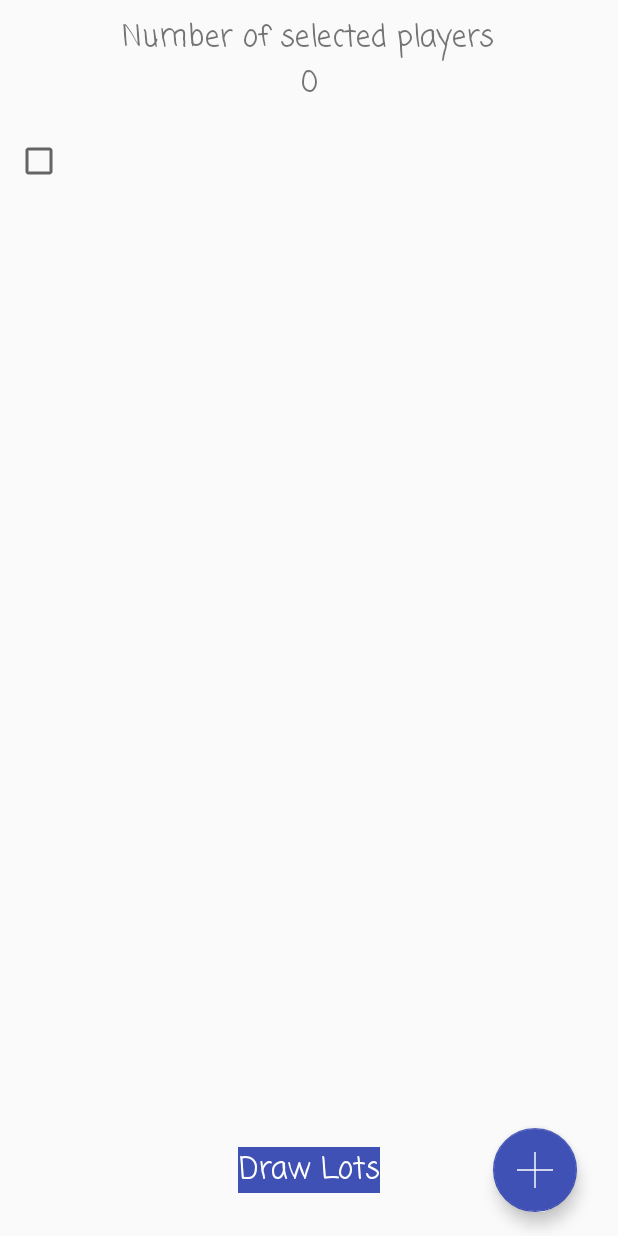
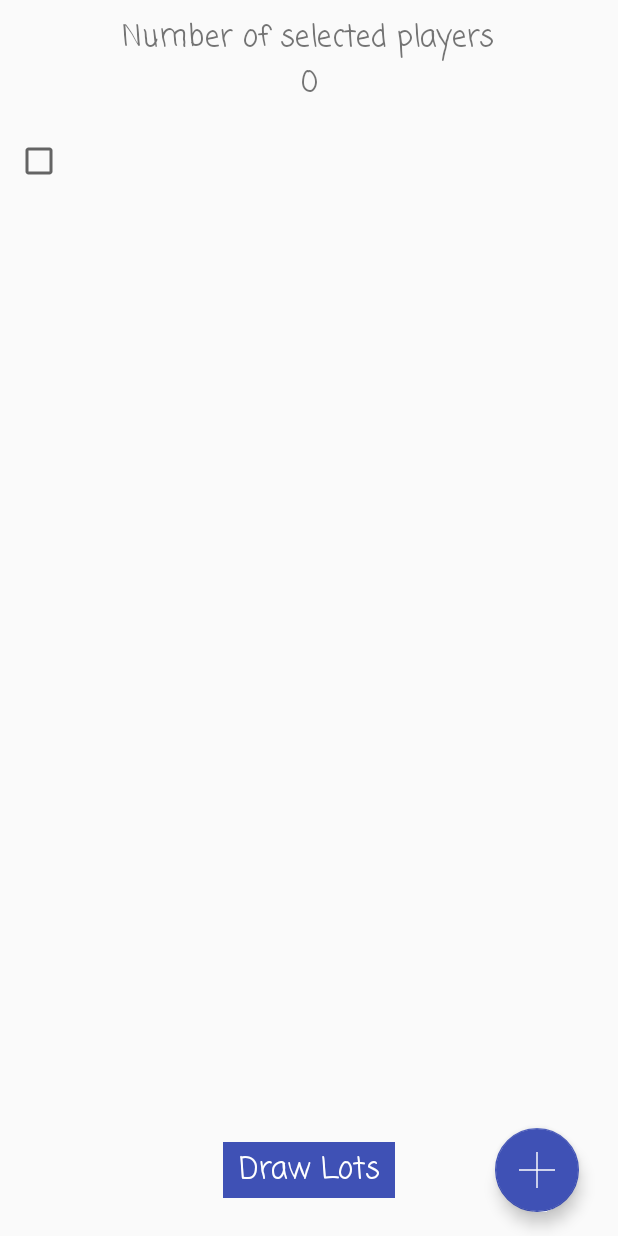
Before and after one commit to Liscare/RandomTeams, an Android app: the PlayersListFragment screen opened through its navigation route, on a phone screen of 412 x 824 dp. Run offline under Robolectric (Android 15) with nearby library versions, the phone set to English and light mode, and no system bars.

Commit message:
UI - Vertical/Horizontal padding for buttons

```diff
--- a/app/src/main/res/layout/edit_player_fragment.xml
+++ b/app/src/main/res/layout/edit_player_fragment.xml
@@ -40,6 +40,8 @@
         android:layout_height="wrap_content"
         android:layout_marginBottom="16dp"
         android:text="@string/create_player"
+        android:paddingHorizontal="@dimen/margin_sides"
+        android:paddingVertical="@dimen/margin_btn_vertical"
         app:layout_constraintBottom_toBottomOf="parent"
         app:layout_constraintEnd_toEndOf="parent"
         app:layout_constraintHorizontal_bias="0.498"
--- a/app/src/main/res/layout/home_fragment.xml
+++ b/app/src/main/res/layout/home_fragment.xml
@@ -35,7 +35,9 @@
             android:layout_height="wrap_content"
             android:layout_centerInParent="true"
             android:layout_marginBottom="@dimen/margin_sides"
-            android:text="@string/choose_players" />
+            android:paddingHorizontal="@dimen/margin_sides"
+            android:paddingVertical="@dimen/margin_btn_vertical"
+            android:text="@string/choose_players"/>
     </RelativeLayout>
 
 </RelativeLayout>
--- a/app/src/main/res/layout/players_list_fragment.xml
+++ b/app/src/main/res/layout/players_list_fragment.xml
@@ -60,6 +60,8 @@
             android:layout_width="wrap_content"
             android:layout_height="wrap_content"
             android:text="@string/draw"
+            android:paddingHorizontal="@dimen/margin_sides"
+            android:paddingVertical="@dimen/margin_btn_vertical"
             app:layout_constraintBottom_toBottomOf="parent"
             app:layout_constraintEnd_toEndOf="parent"
             app:layout_constraintStart_toStartOf="parent"
--- a/app/src/main/res/values/dimens.xml
+++ b/app/src/main/res/values/dimens.xml
@@ -2,5 +2,6 @@
     <dimen name="fab_margin">16dp</dimen>
     <dimen name="main_text">20sp</dimen>
     <dimen name="margin_sides">10sp</dimen>
+    <dimen name="margin_btn_vertical">3sp</dimen>
     <dimen name="text_normal">20sp</dimen>
 </resources>
```
